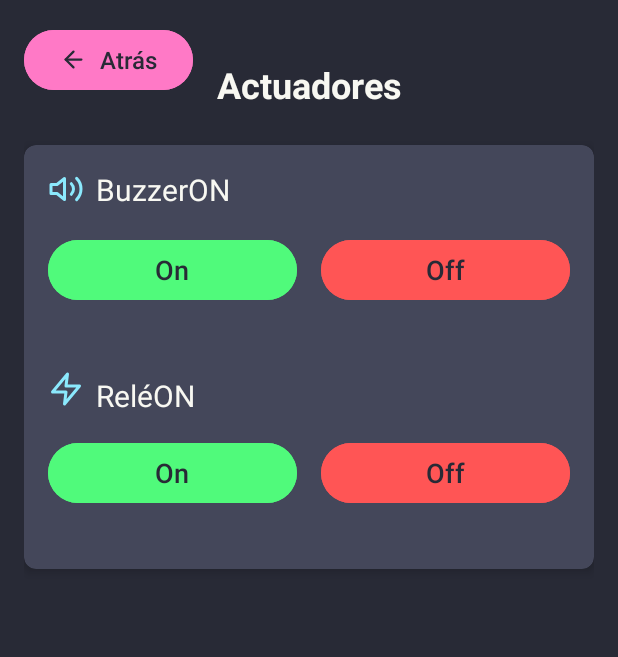
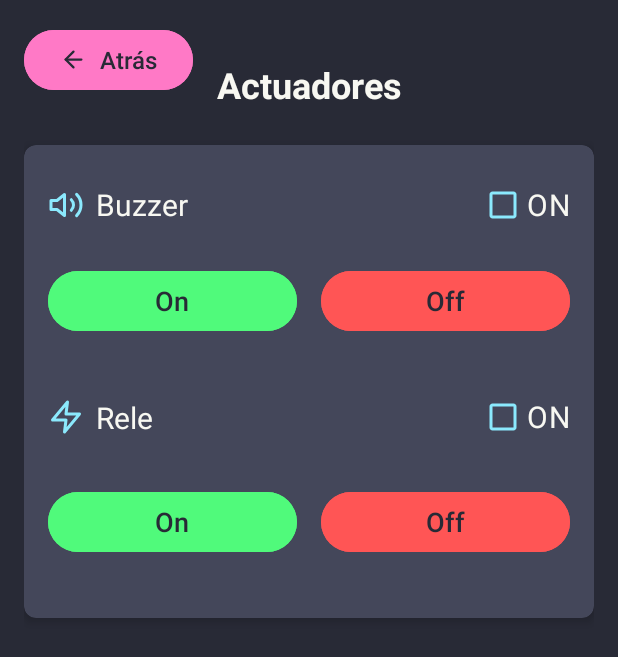
Before and after one commit to gdaunlam/SOA-2024-C2, an Android app: the Actuadores screen opened directly, with no data from a screen before it, on a phone screen of 412 x 824 dp. Shown: the top 657 px of the screen. Run offline under Robolectric (Android 15) with nearby library versions, the light colour scheme and no system bars; libraries missing offline, so code that uses them is left out: org.eclipse.paho; 1 statement that could not run was skipped.

Commit message:
actuators updated

```diff
--- a/AppSOA2024/app/src/main/java/com/example/appsoa2024/Actuadores.java
+++ b/AppSOA2024/app/src/main/java/com/example/appsoa2024/Actuadores.java
@@ -18,6 +18,7 @@ import android.hardware.SensorManager;
 import android.media.MediaPlayer;
 import android.media.MediaPlayer.OnPreparedListener;
 import android.util.Log;
+import android.widget.CheckBox;
 import android.widget.TextView;
 import android.widget.Toast;
 
@@ -30,8 +31,8 @@ public class Actuadores extends AppCompatActivity implements SensorEventListener
     private boolean boolRelayOn = false;
     private boolean boolBuzzerOn = false;
     private ReceptorEventoActuador receiverEventoActuador = new ReceptorEventoActuador();
-    private TextView tvBuzzerStatus;
-    private TextView tvRelayStatus;
+    private CheckBox cbBuzzerStatus;
+    private CheckBox cbRelayStatus;
     private Button btnReleOn;
     private Button btnReleOff;
     private Button btnBuzzerOn;
@@ -116,10 +117,8 @@ public class Actuadores extends AppCompatActivity implements SensorEventListener
             }
         });
 
-
-
-        tvBuzzerStatus = findViewById(R.id.tvBuzzerState);
-        tvRelayStatus = findViewById(R.id.tvReleState);
+        cbBuzzerStatus = (CheckBox) findViewById(R.id.cbBuzzerState);
+        cbRelayStatus = (CheckBox) findViewById(R.id.cbReleState);
 
         //Crear instancia MQTT y suscripcion de los topicos
         mqttHandler = new MqttHandler(getApplicationContext());
@@ -222,17 +221,17 @@ public class Actuadores extends AppCompatActivity implements SensorEventListener
     private void cambiarEstadoBuzzer(String value){
         if(value.equals("TRUE")) {
             if(!boolBuzzerOn) { //Si llegó un evento diciendo que esta prendido, y en la app no lo esta, cambiarlo
-                tvRelayStatus.setText("Encendido");
+                cbBuzzerStatus.setChecked(true);
                 boolBuzzerOn = true;
-                btnReleOff.setEnabled(true);
-                btnReleOn.setEnabled(false);
+                btnBuzzerOff.setEnabled(true);
+                btnBuzzerOn.setEnabled(false);
             }
         } else {
             if(boolBuzzerOn) { //Si llegó un evento diciendo que esta apagado, y en la app esta prendido, cambiarlo
-                tvRelayStatus.setText("Apagado");
+                cbBuzzerStatus.setChecked(false);
                 boolBuzzerOn = false;
-                btnReleOff.setEnabled(false);
-                btnReleOn.setEnabled(false);
+                btnBuzzerOff.setEnabled(false);
+                btnBuzzerOn.setEnabled(true);
             }
         }
     }
@@ -240,17 +239,17 @@ public class Actuadores extends AppCompatActivity implements SensorEventListener
     private void cambiarEstadoRelay(String value){
         if(value.equals("TRUE")) {
             if(!boolBuzzerOn) { //Si llegó un evento diciendo que esta prendido, y en la app no lo esta, cambiarlo
-                tvBuzzerStatus.setText("Encendido");
-                boolBuzzerOn = true;
-                btnBuzzerOff.setEnabled(true);
-                btnBuzzerOn.setEnabled(false);
+                cbBuzzerStatus.setChecked(true);
+                boolRelayOn = true;
+                btnReleOff.setEnabled(true);
+                btnReleOn.setEnabled(false);
             }
         } else {
             if(boolBuzzerOn) { //Si llegó un evento diciendo que esta apagado, y en la app esta prendido, cambiarlo
-                tvBuzzerStatus.setText("Apagado");
-                boolBuzzerOn = false;
-                btnBuzzerOff.setEnabled(false);
-                btnBuzzerOn.setEnabled(false);
+                cbBuzzerStatus.setChecked(false);
+                boolRelayOn = false;
+                btnReleOff.setEnabled(false);
+                btnReleOn.setEnabled(true);
             }
         }
     }
@@ -269,9 +268,6 @@ public class Actuadores extends AppCompatActivity implements SensorEventListener
                 default:
                     //do nothing...
             }
-
-
         }
     }
-
 }
--- a/AppSOA2024/app/src/main/res/layout/activity_actuadores.xml
+++ b/AppSOA2024/app/src/main/res/layout/activity_actuadores.xml
@@ -67,20 +67,22 @@
 
                 <TextView
                     android:id="@+id/tvBuzzer"
-                    android:layout_width="wrap_content"
+                    android:layout_width="0dp"
                     android:layout_height="wrap_content"
-                    android:text="Buzzer"
+                    android:layout_weight="1"
+                    android:text="@string/Buzzer"
                     android:textSize="20sp"
                     android:textColor="#f8f8f2"/>
 
-                <TextView
-                    android:id="@+id/tvBuzzerState"
-                    android:layout_width="236dp"
-                    android:layout_height="match_parent"
-                    android:layout_weight="1"
-                    android:text="ON"
+                <CheckBox
+                    android:id="@+id/cbBuzzerState"
+                    android:layout_width="wrap_content"
+                    android:layout_height="wrap_content"
+                    android:buttonTint="#8be9fd"
+                    android:text="@string/cbBuzzer"
                     android:textColor="#f8f8f2"
-                    android:textSize="20sp" />
+                    android:textSize="20sp"
+                    android:enabled="false"/>
 
             </LinearLayout>
 
@@ -118,7 +120,7 @@
                 android:layout_height="wrap_content"
                 android:orientation="horizontal"
                 android:gravity="center_vertical"
-                android:layout_marginBottom="0dp">
+                android:layout_marginBottom="16dp">
 
                 <ImageView
                     android:layout_width="24dp"
@@ -129,24 +131,25 @@
 
                 <TextView
                         android:id="@+id/tvRele"
-                        android:layout_width="wrap_content"
+                        android:layout_width="0dp"
                         android:layout_height="wrap_content"
-                        android:layout_marginTop="20dp"
-                        android:text="Relé"
+                        android:layout_weight="1"
+                        android:layout_marginTop="16dp"
+                        android:text="@string/Rele"
                         android:textSize="20sp"
                         android:textColor="#f8f8f2"
                         android:layout_marginBottom="16dp"/>
 
-                <TextView
-                    android:id="@+id/tvReleState"
+                <CheckBox
+                    android:id="@+id/cbReleState"
                     android:layout_width="wrap_content"
                     android:layout_height="wrap_content"
-                    android:layout_marginTop="20dp"
-                    android:layout_marginBottom="16dp"
-                    android:layout_weight="1"
-                    android:text="ON"
+                    android:text="@string/cbRele"
                     android:textColor="#f8f8f2"
-                    android:textSize="20sp" />
+                    android:textSize="20sp"
+                    android:buttonTint="#8be9fd"
+                    android:enabled="false" />
+
             </LinearLayout>
 
             <LinearLayout
--- a/AppSOA2024/app/src/main/res/layout/activity_main.xml
+++ b/AppSOA2024/app/src/main/res/layout/activity_main.xml
@@ -65,6 +65,8 @@
             android:text="@string/mqtt"
             android:textColor="#f8f8f2"
             android:textSize="16sp"
+            android:buttonTint="#8be9fd"
+            android:enabled="false"
             app:layout_constraintEnd_toEndOf="parent"
             app:layout_constraintStart_toEndOf="@id/tvEstado"
             app:layout_constraintTop_toBottomOf="@id/tvUltimaActualizacion" />
--- a/AppSOA2024/app/src/main/res/values/strings.xml
+++ b/AppSOA2024/app/src/main/res/values/strings.xml
@@ -3,5 +3,9 @@
     <string name="name">Ambiente Controlado Pyme</string>
     <string name="actuatorsButton">Ir a Actuadores</string>
     <string name="mqtt">Mqtt</string>
+    <string name="cbBuzzer">ON</string>
+    <string name="cbRele">ON</string>
+    <string name="Buzzer">Buzzer</string>
+    <string name="Rele">Rele</string>
     <string name="inputEstadoPuerta">Abierto</string>
 </resources>
```
